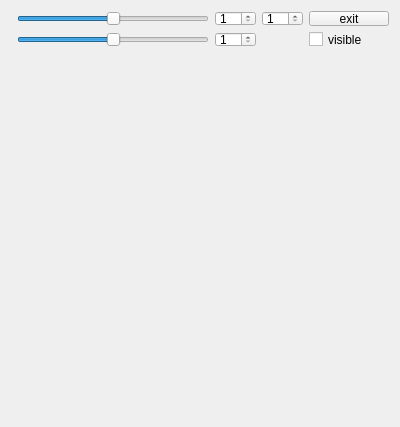
First picture: the form in frame.ui, repository Siterina/ComputerGraphics_2_11, before the edit.
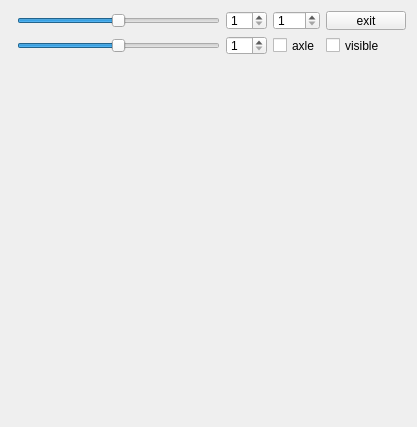
Second picture: the form after the edit.

```diff
--- a/frame.ui
+++ b/frame.ui
@@ -19,43 +19,62 @@
    </property>
    <item row="0" column="1">
     <layout class="QGridLayout" name="gridLayout_2">
-     <item row="0" column="3">
+     <item row="1" column="3">
+      <widget class="QCheckBox" name="axleVisible">
+       <property name="text">
+        <string>axle</string>
+       </property>
+      </widget>
+     </item>
+     <item row="0" column="4">
       <widget class="QPushButton" name="exitButton">
        <property name="text">
         <string>exit</string>
        </property>
       </widget>
      </item>
-     <item row="0" column="2">
+     <item row="0" column="3">
       <widget class="QSpinBox" name="ScaleZ">
        <property name="minimum">
         <number>1</number>
        </property>
       </widget>
      </item>
-     <item row="1" column="1">
+     <item row="1" column="2">
       <widget class="QSpinBox" name="ScaleY">
        <property name="minimum">
         <number>1</number>
        </property>
       </widget>
      </item>
-     <item row="1" column="3">
+     <item row="1" column="4">
       <widget class="QCheckBox" name="checkBox">
        <property name="text">
         <string>visible</string>
        </property>
       </widget>
      </item>
-     <item row="0" column="1">
+     <item row="0" column="2">
       <widget class="QSpinBox" name="ScaleX">
        <property name="minimum">
         <number>1</number>
        </property>
       </widget>
      </item>
-     <item row="1" column="0">
+     <item row="1" column="1">
       <widget class="QSlider" name="UpDown">
+       <property name="minimumSize">
+        <size>
+         <width>203</width>
+         <height>19</height>
+        </size>
+       </property>
+       <property name="maximumSize">
+        <size>
+         <width>203</width>
+         <height>19</height>
+        </size>
+       </property>
        <property name="minimum">
         <number>-100</number>
        </property>
@@ -67,8 +86,20 @@
        </property>
       </widget>
      </item>
-     <item row="0" column="0">
+     <item row="0" column="1">
       <widget class="QSlider" name="LeftRight">
+       <property name="minimumSize">
+        <size>
+         <width>203</width>
+         <height>19</height>
+        </size>
+       </property>
+       <property name="maximumSize">
+        <size>
+         <width>203</width>
+         <height>19</height>
+        </size>
+       </property>
        <property name="minimum">
         <number>-100</number>
        </property>
@@ -80,6 +111,19 @@
        </property>
       </widget>
      </item>
+     <item row="0" column="0">
+      <spacer name="horizontalSpacer">
+       <property name="orientation">
+        <enum>Qt::Horizontal</enum>
+       </property>
+       <property name="sizeHint" stdset="0">
+        <size>
+         <width>40</width>
+         <height>20</height>
+        </size>
+       </property>
+      </spacer>
+     </item>
     </layout>
    </item>
    <item row="1" column="1">
```
